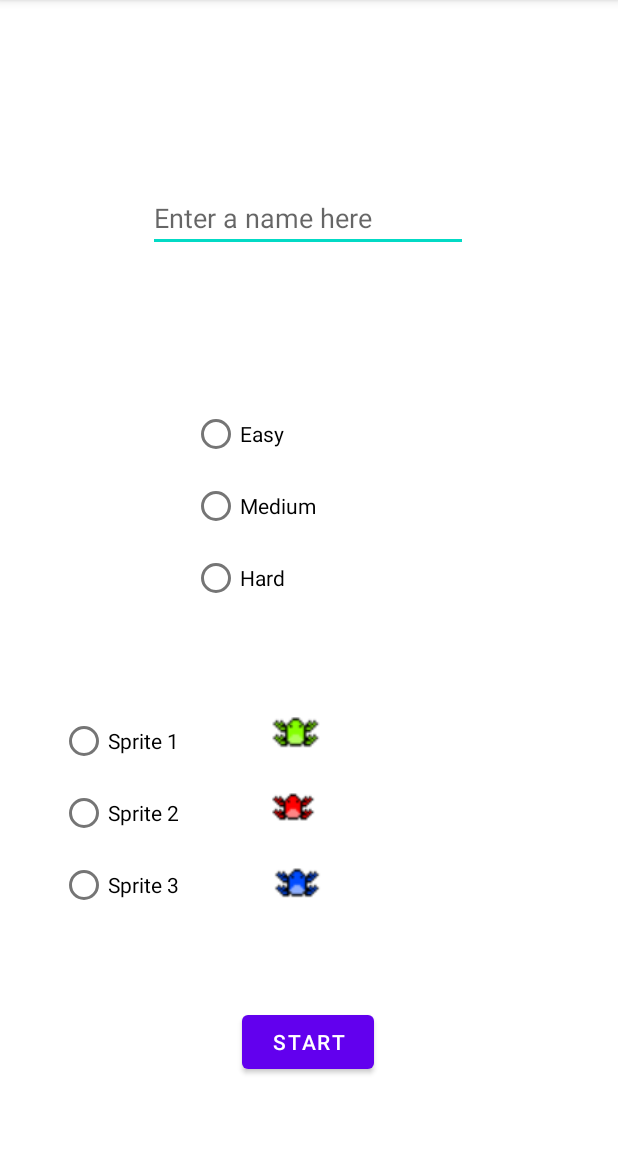
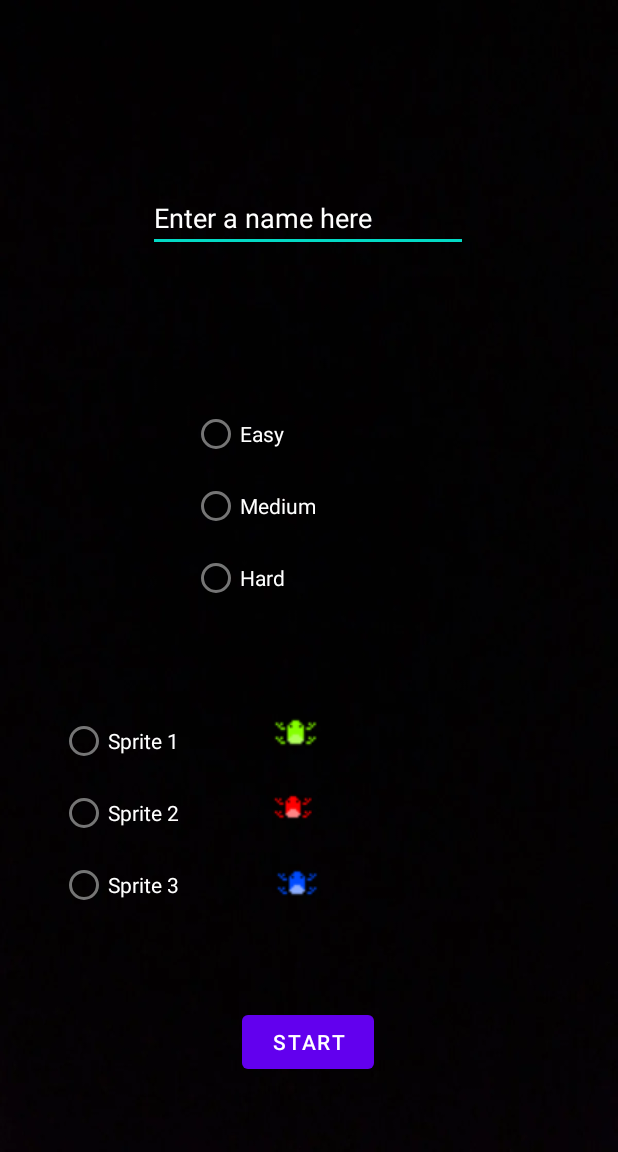
Before and after one commit to aniculas/FroggerGame, an Android app: the Config screen opened directly, with no data from a screen before it, on a phone screen of 412 x 824 dp, the part 84-1236 px from its top. Run offline under Robolectric (Android 15) with nearby library versions, the phone set to English and light mode, and no system bars.

Commit message:
Changed background

```diff
--- a/app/src/main/res/layout/activity_config.xml
+++ b/app/src/main/res/layout/activity_config.xml
@@ -5,7 +5,8 @@
     android:id="@+id/v"
     android:layout_width="match_parent"
     android:layout_height="match_parent"
-    tools:context=".Config">
+    tools:context=".Config"
+    android:background="@drawable/black">
 
     <ImageView
         android:id="@+id/frogg"
@@ -26,6 +27,8 @@
         android:ems="10"
         android:hint="Enter a name here"
         android:inputType="text"
+        android:textColor="#FFFFFF"
+        android:textColorHint="#FFFFFF"
         app:layout_constraintBottom_toBottomOf="parent"
         app:layout_constraintEnd_toEndOf="parent"
         app:layout_constraintHorizontal_bias="0.497"
@@ -78,19 +81,22 @@
             android:id="@+id/easy"
             android:layout_width="match_parent"
             android:layout_height="wrap_content"
-            android:text="Easy" />
+            android:text="Easy"
+            android:textColor="#FFFFFF" />
 
         <RadioButton
             android:id="@+id/medium"
             android:layout_width="match_parent"
             android:layout_height="wrap_content"
-            android:text="Medium" />
+            android:text="Medium"
+            android:textColor="#FFFFFF" />
 
         <RadioButton
             android:id="@+id/hard"
             android:layout_width="match_parent"
             android:layout_height="wrap_content"
-            android:text="Hard" />
+            android:text="Hard"
+            android:textColor="#FFFFFF" />
     </RadioGroup>
 
     <RadioGroup
@@ -110,19 +116,22 @@
             android:id="@+id/sprite1"
             android:layout_width="match_parent"
             android:layout_height="wrap_content"
-            android:text="Sprite 1" />
+            android:text="Sprite 1"
+            android:textColor="#FFFFFF" />
 
         <RadioButton
             android:id="@+id/sprite2"
             android:layout_width="match_parent"
             android:layout_height="wrap_content"
-            android:text="Sprite 2"/>
+            android:text="Sprite 2"
+            android:textColor="#FFFFFF" />
 
         <RadioButton
             android:id="@+id/sprite3"
             android:layout_width="match_parent"
             android:layout_height="wrap_content"
-            android:text="Sprite 3" />
+            android:text="Sprite 3"
+            android:textColor="#FFFFFF" />
 
     </RadioGroup>
 
--- a/app/src/main/res/layout/activity_gameplay.xml
+++ b/app/src/main/res/layout/activity_gameplay.xml
@@ -4,7 +4,8 @@
     xmlns:tools="http://schemas.android.com/tools"
     android:layout_width="match_parent"
     android:layout_height="match_parent"
-    tools:context=".Gameplay">
+    tools:context=".Gameplay"
+    android:background="@drawable/black">
 
     <ImageView
         android:id="@+id/playerspriteb"
@@ -26,12 +27,11 @@
         android:layout_width="49dp"
         android:layout_height="73dp"
         android:layout_marginStart="108dp"
-        android:layout_marginEnd="100dp"
         android:layout_marginBottom="462dp"
         android:visibility="invisible"
         app:layout_constraintBottom_toBottomOf="parent"
         app:layout_constraintEnd_toEndOf="parent"
-        app:layout_constraintHorizontal_bias="1.0"
+        app:layout_constraintHorizontal_bias="0.622"
         app:layout_constraintStart_toStartOf="parent"
         app:layout_constraintTop_toTopOf="parent"
         app:layout_constraintVertical_bias="0.0"
```
Also changed, not shown: app/src/main/res/drawable/black.png (added).
